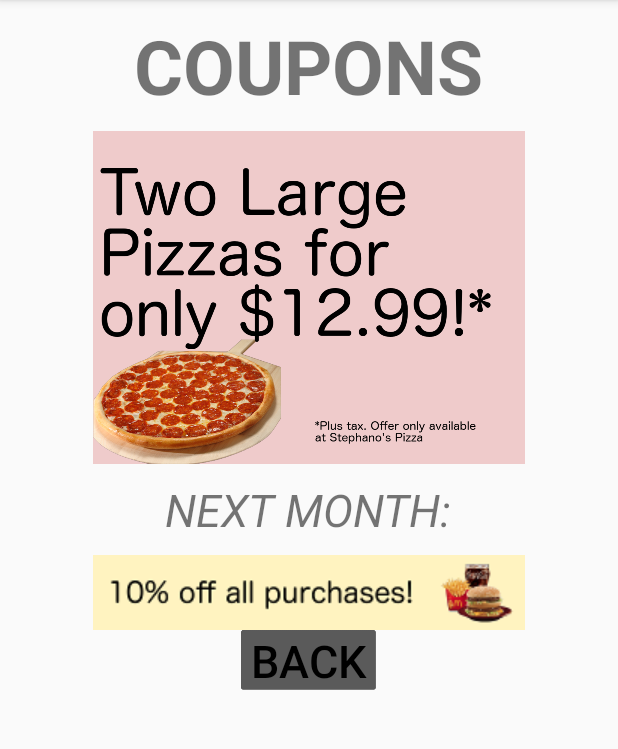
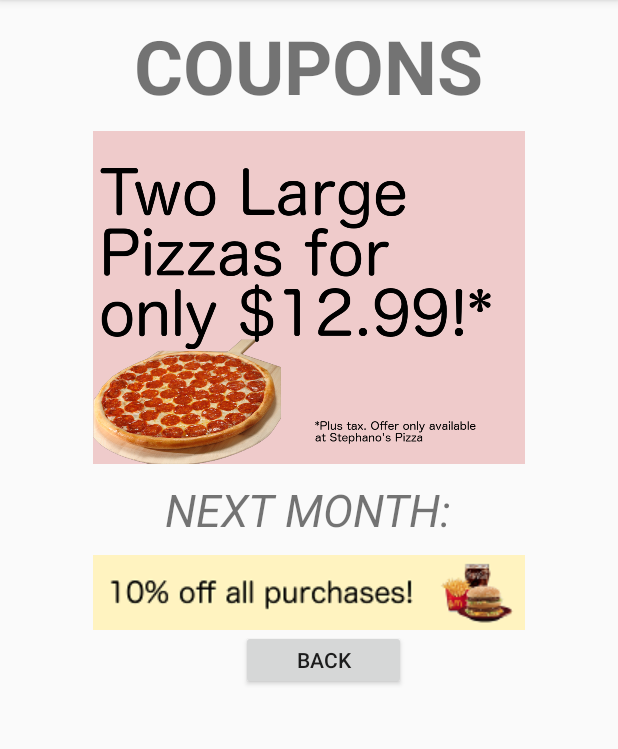
Before and after one commit to sarahyeo/EcoGEM, an Android app: the CouponsActivity screen opened directly, with no data from a screen before it, on a phone screen of 412 x 824 dp, the part 84-833 px from its top. Run offline under Robolectric (Android 15) with nearby library versions, the phone set to English and light mode, and no system bars.

Commit message:
Consistent back buttons

```diff
--- a/app/src/main/java/com/cloud1001/ecogem/CouponsActivity.java
+++ b/app/src/main/java/com/cloud1001/ecogem/CouponsActivity.java
@@ -28,9 +28,6 @@
             couponCurrent.setBackgroundResource(R.drawable.coupon);
         }
 
-        Button backButton = (Button) findViewById(R.id.buttonBack);
-        backButton.setBackgroundResource(R.drawable.button_background);
-        backButton.setTextColor(Color.BLACK);
     }
 
     public int calculateFuelScore() {
--- a/app/src/main/java/com/cloud1001/ecogem/LogActivity.java
+++ b/app/src/main/java/com/cloud1001/ecogem/LogActivity.java
@@ -89,9 +89,6 @@
                     " L/100km\n");
         }
 
-        Button backButton = (Button) findViewById(R.id.buttonBack);
-        backButton.setBackgroundResource(R.drawable.button_background);
-        backButton.setTextColor(Color.BLACK);
     }
 
     private TextView getTextView(int i) {
--- a/app/src/main/res/layout/activity_coupons.xml
+++ b/app/src/main/res/layout/activity_coupons.xml
@@ -59,12 +59,16 @@
                 android:background="@drawable/coupon_next" />
 
             <Button
-                android:layout_width="90dp"
+                android:layout_width="110dp"
                 android:layout_height="40dp"
                 android:text="BACK"
-                android:id="@+id/buttonBack" android:layout_gravity="center_horizontal"
-                android:onClick="onBackButton" android:layout_marginBottom="10dp" android:padding="0dp"
-                android:textSize="30sp"/>
+                android:id="@+id/back_button"
+                android:height="50dp"
+                android:layout_marginLeft="10dp"
+                android:layout_alignTop="@+id/log_button"
+                android:layout_alignParentStart="true"
+                android:layout_gravity="center"
+                android:onClick="onBackButton"/>
         </LinearLayout>
 
     </ScrollView>
```
Also changed, not shown: app/src/main/res/layout/activity_log.xml (+8 -4 lines).
